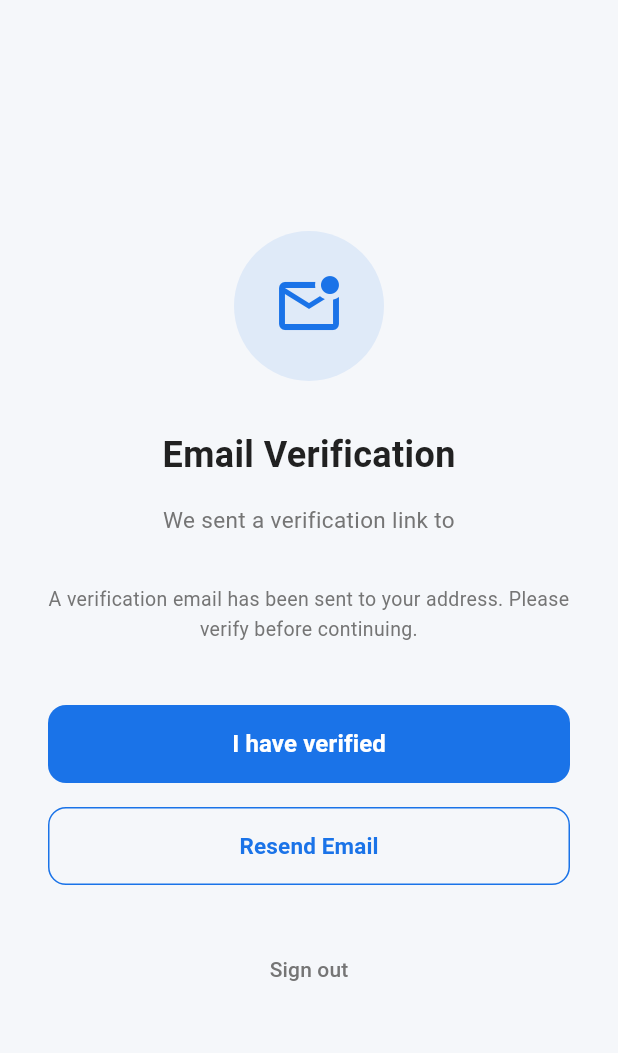
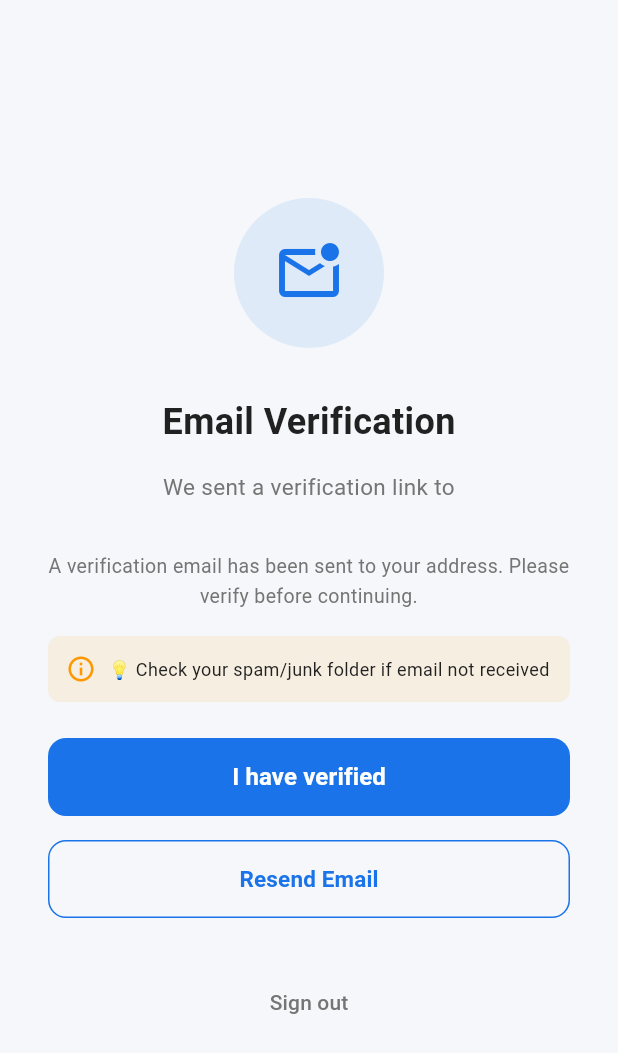
Before and after one commit to bianca255/Kigali-City-Services-, a Flutter app: the screen it shows once a user with an empty profile is signed in, on a phone screen of 412 x 824 dp. Shown: the top 1053 px of the screen. Run offline on Flutter 3.47's test engine with Material 3 defaults, Android fonts, the phone set to English and light mode, and no system bars; our stand-ins replace cloud_firestore, firebase_auth, firebase_core, flutter_riverpod, geolocator, google_maps_flutter; accounts and stored records are empty; generated files the repository leaves out were written again.

Commit message:
fix: Add error handling for email verification and spam folder warning

```diff
--- a/lib/data/services/auth_service.dart
+++ b/lib/data/services/auth_service.dart
@@ -21,7 +21,15 @@ class AuthService {
     );
     final user = credential.user!;
     await user.updateDisplayName(displayName);
-    await user.sendEmailVerification();
+
+    // Send verification email with error handling
+    try {
+      await user.sendEmailVerification();
+      print('✅ Verification email sent to $email');
+    } catch (e) {
+      print('⚠️ Failed to send verification email: $e');
+      // Continue signup even if email fails
+    }
 
     final userModel = UserModel(
       uid: user.uid,
@@ -75,8 +83,15 @@ class AuthService {
   Future<void> sendPasswordResetEmail(String email) async =>
       _auth.sendPasswordResetEmail(email: email);
 
-  Future<void> sendVerificationEmail() async =>
-      _auth.currentUser?.sendEmailVerification();
+  Future<void> sendVerificationEmail() async {
+    try {
+      await _auth.currentUser?.sendEmailVerification();
+      print('✅ Verification email resent to ${_auth.currentUser?.email}');
+    } catch (e) {
+      print('⚠️ Failed to resend verification email: $e');
+      rethrow; // Re-throw so UI can show error
+    }
+  }
 
   Future<bool> reloadAndCheckVerification() async {
     await _auth.currentUser?.reload();
--- a/lib/presentation/screens/auth/email_verification_screen.dart
+++ b/lib/presentation/screens/auth/email_verification_screen.dart
@@ -50,16 +50,34 @@ class _EmailVerificationScreenState
       _resending = true;
       _cooldown = 60;
     });
+
+    try {
       await ref.read(userProfileProvider.notifier).resendVerification();
       if (mounted) {
         ScaffoldMessenger.of(context).showSnackBar(
-        const SnackBar(content: Text('Verification email resent!')),
+          const SnackBar(
+            content: Text('✅ Verification email sent! Check spam folder if not received.'),
+            backgroundColor: AppColors.success,
+            duration: Duration(seconds: 5),
+          ),
         );
         setState(() => _resending = false);
         _cooldownTimer = Timer.periodic(const Duration(seconds: 1), (t) {
           setState(() => _cooldown--);
           if (_cooldown <= 0) t.cancel();
         });
+      }
+    } catch (e) {
+      if (mounted) {
+        ScaffoldMessenger.of(context).showSnackBar(
+          SnackBar(
+            content: Text('❌ Error sending email: ${e.toString()}'),
+            backgroundColor: AppColors.error,
+            duration: const Duration(seconds: 6),
+          ),
+        );
+        setState(() => _resending = false);
+      }
     }
   }
 
@@ -119,7 +137,27 @@ class _EmailVerificationScreenState
                 style: TextStyle(
                     fontSize: 13, color: AppColors.textSecondary, height: 1.5),
               ),
-              const SizedBox(height: 40),
+              const SizedBox(height: 16),
+              Container(
+                padding: const EdgeInsets.all(12),
+                decoration: BoxDecoration(
+                  color: Colors.orange.withValues(alpha: 0.1),
+                  borderRadius: BorderRadius.circular(8),
+                ),
+                child: const Row(
+                  children: [
+                    Icon(Icons.info_outline, color: Colors.orange, size: 20),
+                    SizedBox(width: 8),
+                    Expanded(
+                      child: Text(
+                        '💡 Check your spam/junk folder if email not received',
+                        style: TextStyle(fontSize: 12, color: AppColors.textPrimary),
+                      ),
+                    ),
+                  ],
+                ),
+              ),
+              const SizedBox(height: 24),
               SizedBox(
                 width: double.infinity,
                 height: 52,
```
Lines whose indentation alone changed are shown as unchanged.
